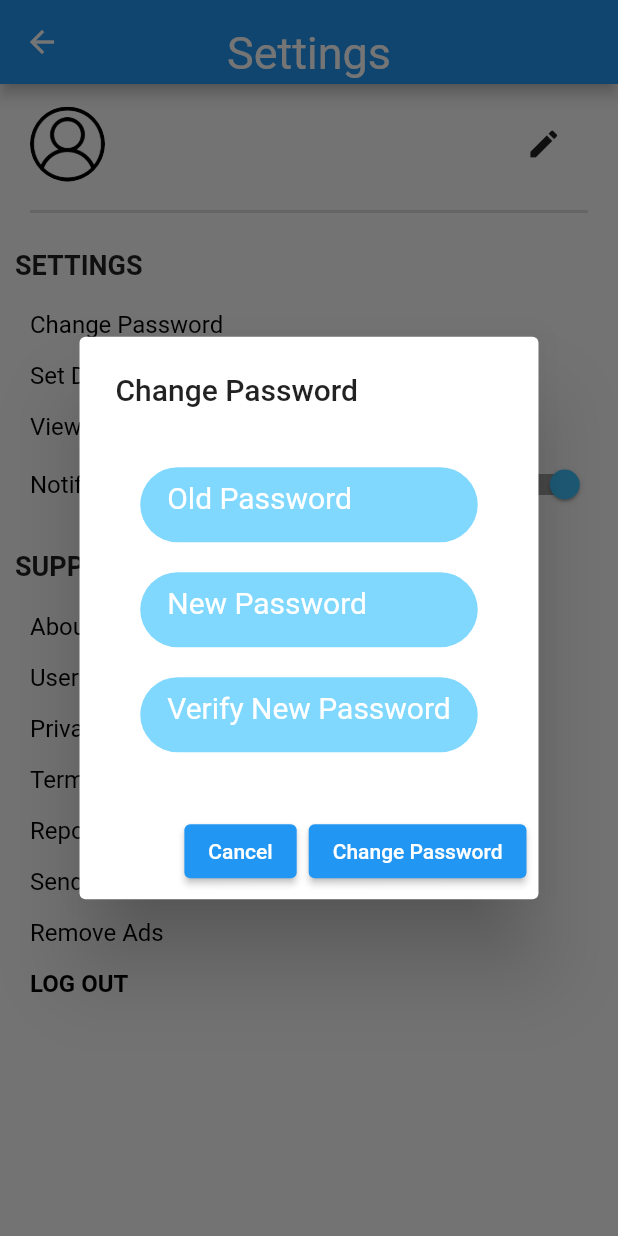
After one commit to danielgchap/newPP, a Flutter app: the SettingsPage screen opened directly, after a tap on "Change Password", on a phone screen of 412 x 824 dp. The commit adds this screen. Run offline on Flutter 3.47's test engine with Material 2 defaults, Android fonts, the phone set to English and light mode, and no system bars; our stand-ins replace cloud_firestore, event_bus, firebase_auth, firebase_core, firebase_messaging, firebase_storage and 12 more; accounts and stored records are empty; Roboto replaces fonts that are missing (OpenSans).

Commit message:
Separating out settings widgets

```diff
--- /dev/null
+++ b/prayer_pals/lib/core/services/settings_service.dart
@@ -0,0 +1,51 @@
+import 'package:flutter/material.dart';
+import 'package:prayer_pals/core/utils/constants.dart';
+import 'package:url_launcher/url_launcher.dart';
+
+class SettingsService {
+  static toggleNotifications() {}
+
+  static aboutUs() async => await canLaunch(StringConstants.ppcHome)
+      ? await launch(StringConstants.ppcHome)
+      : throw StringConstants.couldNotLaunch + StringConstants.ppcHome;
+
+  static usersGuide() async => await canLaunch(StringConstants.ppcGuide)
+      ? await launch(StringConstants.ppcGuide)
+      : throw StringConstants.couldNotLaunch + StringConstants.ppcGuide;
+
+  static privacyPolicy() async => await canLaunch(StringConstants.ppcPolicy)
+      ? await launch(StringConstants.ppcPolicy)
+      : throw StringConstants.couldNotLaunch + StringConstants.ppcPolicy;
+
+  static termsOfService() async => await canLaunch(StringConstants.ppcTerms)
+      ? await launch(StringConstants.ppcTerms)
+      : throw StringConstants.couldNotLaunch + StringConstants.ppcTerms;
+
+  static reportAProblem() async {
+    final Uri params = Uri(
+      scheme: 'mailto',
+      path: StringConstants.ppcSupport,
+    );
+    String url = params.toString();
+    if (await canLaunch(url)) {
+      await launch(url);
+    } else {
+      debugPrint(StringConstants.couldNotLaunch + url);
+    }
+  }
+
+  static sendFeedback() async {
+    final Uri params = Uri(
+      scheme: 'mailto',
+      path: StringConstants.ppcInfo,
+    );
+    String url = params.toString();
+    if (await canLaunch(url)) {
+      await launch(url);
+    } else {
+      debugPrint(StringConstants.couldNotLaunch + url);
+    }
+  }
+
+  static removeAds() {}
+}
--- a/prayer_pals/lib/core/utils/constants.dart
+++ b/prayer_pals/lib/core/utils/constants.dart
@@ -142,6 +142,7 @@ class StringConstants {
   static const success = 'Success';
   static const unknownError =
       'Sorry! An unknown error occurred.\nPlease try again later';
+  static const couldNotLaunch = 'Could not launch ';
 
 //Activity
   static const memberSince = 'Member Since';
@@ -175,6 +176,9 @@ class StringConstants {
   static const ppcTerms = 'https://www.prayerpalsapp.com/terms-of-service';
   static const ppcSupport = 'Support@PrayerPalsApp.com';
   static const ppcInfo = 'Info@PrayerPalsApp.com';
+  static const oldPassword = 'Old Password';
+  static const newPassword = 'New Password';
+  static const verifyPassword = 'Verify New Password';
 
 //Buttons
   static const share = 'Share';
--- a/prayer_pals/lib/core/widgets/prayer_list_item_header_row.dart
+++ b/prayer_pals/lib/core/widgets/prayer_list_item_header_row.dart
@@ -8,7 +8,8 @@ import 'package:prayer_pals/features/prayer/models/prayer.dart';
 class PrayerListItemHeaderRow extends HookWidget {
   final Prayer prayer;
 
-  const PrayerListItemHeaderRow({required this.prayer});
+  const PrayerListItemHeaderRow({Key? key, required this.prayer})
+      : super(key: key);
   @override
   Widget build(BuildContext context) {
     return Column(
--- /dev/null
+++ b/prayer_pals/lib/core/widgets/settings/change_password_dialog.dart
@@ -0,0 +1,68 @@
+import 'package:firebase_auth/firebase_auth.dart';
+import 'package:flutter/material.dart';
+import 'package:flutter_hooks/flutter_hooks.dart';
+import 'package:prayer_pals/core/utils/constants.dart';
+import 'package:prayer_pals/core/utils/credential_textfield.dart';
+
+class ChangePasswordDialog extends HookWidget {
+  final TextEditingController _oldPasswordController = TextEditingController();
+  final TextEditingController _newPasswordController = TextEditingController();
+  final TextEditingController _verifyPasswordController =
+      TextEditingController();
+
+  ChangePasswordDialog({Key? key}) : super(key: key);
+  @override
+  Widget build(BuildContext context) {
+    return AlertDialog(
+      title: const Text(
+        StringConstants.changePassword,
+      ),
+      content: SizedBox(
+        height: 220,
+        child: Column(
+          children: [
+            const SizedBox(height: 20),
+            CredentialTextfield(
+              controller: _oldPasswordController,
+              hintText: StringConstants.oldPassword,
+              obscure: true,
+            ),
+            const SizedBox(height: 20),
+            CredentialTextfield(
+              controller: _newPasswordController,
+              hintText: StringConstants.newPassword,
+              obscure: true,
+            ),
+            const SizedBox(height: 20),
+            CredentialTextfield(
+              controller: _verifyPasswordController,
+              hintText: StringConstants.verifyPassword,
+              obscure: true,
+            ),
+          ],
+        ),
+      ),
+      actions: <Widget>[
+        ElevatedButton(
+          onPressed: () {
+            Navigator.of(context).pop();
+          },
+          child: const Text(StringConstants.cancel),
+        ),
+        ElevatedButton(
+          onPressed: () async {
+            try {
+              await FirebaseAuth.instance.currentUser!
+                  .updatePassword(_verifyPasswordController.text);
+              return Navigator.of(context).pop();
+            } catch (e) {
+              debugPrint(e.toString());
+              return;
+            }
+          },
+          child: const Text(StringConstants.changePassword),
+        ),
+      ],
+    );
+  }
+}
--- /dev/null
+++ b/prayer_pals/lib/core/widgets/settings/clickable_row.dart
@@ -0,0 +1,28 @@
+import 'package:flutter_hooks/flutter_hooks.dart';
+import 'package:flutter/material.dart';
+
+class ClickableRow extends HookWidget {
+  final String clickableText;
+  final Function() clickPath;
+
+  const ClickableRow({
+    Key? key,
+    required this.clickableText,
+    required this.clickPath,
+  }) : super(key: key);
+
+  @override
+  Widget build(BuildContext context) {
+    return Row(children: [
+      Padding(
+        padding: const EdgeInsets.fromLTRB(20, 10, 0, 5),
+        child: InkWell(
+            child: Text(
+              clickableText,
+              style: const TextStyle(color: Colors.black, fontSize: 16),
+            ),
+            onTap: (clickPath)),
+      ),
+    ]);
+  }
+}
--- /dev/null
+++ b/prayer_pals/lib/core/widgets/settings/reminder_row.dart
@@ -0,0 +1,38 @@
+import 'package:flutter/material.dart';
+import 'package:flutter_hooks/flutter_hooks.dart';
+import 'package:prayer_pals/features/user/providers/settings_provider.dart';
+
+class ReminderRow extends HookWidget {
+  final String clickableText;
+  final SettingsController settingsProvider;
+  const ReminderRow({
+    Key? key,
+    required this.clickableText,
+    required this.settingsProvider,
+  }) : super(key: key);
+
+  @override
+  Widget build(BuildContext context) {
+    return Row(
+      children: [
+        Padding(
+          padding: const EdgeInsets.fromLTRB(20, 10, 0, 5),
+          child: InkWell(
+              child: Text(
+                clickableText,
+                style: const TextStyle(color: Colors.black, fontSize: 16),
+              ),
+              onTap: () {
+                if (settingsProvider.timeString != null &&
+                    settingsProvider.timeString!.isNotEmpty &&
+                    settingsProvider.timeString != "null") {
+                  settingsProvider.cancelReminder(context);
+                } else {
+                  settingsProvider.setReminder(context);
+                }
+              }),
+        ),
+      ],
+    );
+  }
+}
--- /dev/null
+++ b/prayer_pals/lib/core/widgets/settings/settings_title_row.dart
@@ -0,0 +1,25 @@
+import 'package:flutter/material.dart';
+import 'package:flutter_hooks/flutter_hooks.dart';
+
+class SettingsTitleRow extends HookWidget {
+  final String title;
+  const SettingsTitleRow({Key? key, required this.title}) : super(key: key);
+
+  @override
+  Widget build(BuildContext context) {
+    return Row(
+      children: [
+        Padding(
+          padding: const EdgeInsets.fromLTRB(10, 0, 0, 10),
+          child: Text(
+            title,
+            style: const TextStyle(
+              fontWeight: FontWeight.w600,
+              fontSize: 18,
+            ),
+          ),
+        )
+      ],
+    );
+  }
+}
--- a/prayer_pals/lib/features/group/view/lists_temporary_approach/my_pending_requests.dart
+++ b/prayer_pals/lib/features/group/view/lists_temporary_approach/my_pending_requests.dart
@@ -1,5 +1,4 @@
 import 'package:cloud_firestore/cloud_firestore.dart';
-import 'package:firebase_auth/firebase_auth.dart';
 import 'package:flutter/material.dart';
 import 'package:flutter_hooks/flutter_hooks.dart';
 import 'package:flutter_riverpod/flutter_riverpod.dart';
--- a/prayer_pals/lib/features/prayer/view/prayer_list_item.dart
+++ b/prayer_pals/lib/features/prayer/view/prayer_list_item.dart
@@ -3,13 +3,10 @@ import 'package:flutter/material.dart';
 import 'package:flutter/cupertino.dart';
 import 'package:flutter_hooks/flutter_hooks.dart';
 import 'package:prayer_pals/core/utils/size_config.dart';
-import 'package:prayer_pals/core/widgets/ppc_logo_widget.dart';
 import 'package:prayer_pals/core/widgets/prayer_list_item_bottom_row.dart';
 import 'package:prayer_pals/core/widgets/prayer_list_item_detail_row.dart';
 import 'package:prayer_pals/core/widgets/prayer_list_item_header_row.dart';
 import 'package:prayer_pals/features/prayer/models/prayer.dart';
-import 'package:share_plus/share_plus.dart';
-import 'package:prayer_pals/core/utils/constants.dart';
 import 'create_prayer_page.dart';
 import 'prayer_detail_page.dart';
 
--- a/prayer_pals/lib/features/user/view/settings_page.dart
+++ b/prayer_pals/lib/features/user/view/settings_page.dart
@@ -6,8 +6,13 @@ import 'package:flutter/cupertino.dart';
 import 'package:flutter/material.dart';
 import 'package:flutter/widgets.dart';
 import 'package:hooks_riverpod/hooks_riverpod.dart';
+import 'package:prayer_pals/core/services/settings_service.dart';
 import 'package:prayer_pals/core/utils/credential_textfield.dart';
 import 'package:prayer_pals/core/utils/size_config.dart';
+import 'package:prayer_pals/core/widgets/settings/change_password_dialog.dart';
+import 'package:prayer_pals/core/widgets/settings/clickable_row.dart';
+import 'package:prayer_pals/core/widgets/settings/reminder_row.dart';
+import 'package:prayer_pals/core/widgets/settings/settings_title_row.dart';
 import 'package:prayer_pals/core/widgets/user_info_bar.dart';
 import 'package:prayer_pals/features/user/clients/auth_client.dart';
 import 'package:prayer_pals/features/user/models/ppcuser.dart';
@@ -26,7 +31,6 @@ class SettingsPage extends ConsumerWidget {
   Widget build(BuildContext context, ScopedReader watch) {
     loadUser();
     final settingsProvider = watch(settingsControllerProvider);
-    //final _auth = watch(authStateProvider);
     bool isSwitched = true;
     final _auth = AuthClient(FirebaseAuth.instance);
 
@@ -43,7 +47,7 @@ class SettingsPage extends ConsumerWidget {
               child: SingleChildScrollView(
                 child: Column(
                   children: [
-                    _titleRow(StringConstants.settingsCaps),
+                    const SettingsTitleRow(title: StringConstants.settingsCaps),
                     Row(children: [
                       Padding(
                         padding: const EdgeInsets.fromLTRB(20, 10, 0, 5),
@@ -54,23 +58,21 @@ class SettingsPage extends ConsumerWidget {
                           ),
                           onTap: () {
                             showDialog(
-                                context: context,
-                                builder: (BuildContext context) =>
-                                    _changePassword(context));
+                              context: context,
+                              builder: (BuildContext context) =>
+                                  ChangePasswordDialog(),
+                            );
                           },
                         ),
                       ),
                     ]),
-
-                    _reminderRow(
-                        settingsProvider.timeString != null &&
+                    ReminderRow(
+                        clickableText: settingsProvider.timeString != null &&
                                 settingsProvider.timeString!.isNotEmpty &&
                                 settingsProvider.timeString != "null"
                             ? '${StringConstants.cancelReminder} \n(Daily @ ${settingsProvider.timeString})'
                             : StringConstants.setReminder,
-                        context,
-                        settingsProvider),
-
+                        settingsProvider: settingsProvider),
                     Row(children: [
                       Padding(
                         padding: const EdgeInsets.fromLTRB(20, 10, 0, 5),
@@ -109,7 +111,7 @@ class SettingsPage extends ConsumerWidget {
                         onChanged: (value) {
                           //setState(() {
                           isSwitched = value;
-                          _toggleNotifications();
+                          SettingsService.toggleNotifications();
                           //});
                         },
                         activeTrackColor: Colors.grey,
@@ -117,17 +119,28 @@ class SettingsPage extends ConsumerWidget {
                       ),
                     ]),
                     const SizedBox(height: 20),
-                    _titleRow(StringConstants.supportCaps),
-                    _clickableRow(StringConstants.aboutUs, _aboutUs),
-                    _clickableRow(StringConstants.usersGuide, _usersGuide),
-                    _clickableRow(
-                        StringConstants.privacyPolicy, _privacyPolicy),
-                    _clickableRow(StringConstants.terms, _termsOfService),
-                    _clickableRow(
-                        StringConstants.reportProblem, _reportAProblem),
-                    _clickableRow(StringConstants.sendFeedback, _sendFeedback),
-                    _clickableRow(StringConstants.removeAds, _removeAds),
-                    //_clickableRow(StringConstants.logOutCaps, _logOut(_auth)),
+                    const SettingsTitleRow(title: StringConstants.supportCaps),
+                    const ClickableRow(
+                        clickableText: StringConstants.aboutUs,
+                        clickPath: SettingsService.aboutUs),
+                    const ClickableRow(
+                        clickableText: StringConstants.usersGuide,
+                        clickPath: SettingsService.usersGuide),
+                    const ClickableRow(
+                        clickableText: StringConstants.privacyPolicy,
+                        clickPath: SettingsService.privacyPolicy),
+                    const ClickableRow(
+                        clickableText: StringConstants.terms,
+                        clickPath: SettingsService.termsOfService),
+                    const ClickableRow(
+                        clickableText: StringConstants.reportProblem,
+                        clickPath: SettingsService.reportAProblem),
+                    const ClickableRow(
+                        clickableText: StringConstants.sendFeedback,
+                        clickPath: SettingsService.sendFeedback),
+                    const ClickableRow(
+                        clickableText: StringConstants.removeAds,
+                        clickPath: SettingsService.removeAds),
                     Row(children: [
                       Padding(
                           padding: const EdgeInsets.fromLTRB(20, 10, 0, 15),
@@ -184,162 +197,3 @@ class SettingsPage extends ConsumerWidget {
     });
   }
 }
-
-Widget _titleRow(String titleText) {
-  return Row(children: [
-    Padding(
-      padding: const EdgeInsets.fromLTRB(10, 0, 0, 10),
-      child: Text(
-        titleText,
-        style: const TextStyle(
-          fontWeight: FontWeight.w600,
-          fontSize: 18,
-        ),
-      ),
-    )
-  ]);
-}
-
-Widget _clickableRow(String clickableText, Function() clickPath) {
-  return Row(children: [
-    Padding(
-      padding: const EdgeInsets.fromLTRB(20, 10, 0, 5),
-      child: InkWell(
-          child: Text(
-            clickableText,
-            style: const TextStyle(color: Colors.black, fontSize: 16),
-          ),
-          onTap: (clickPath)),
-    ),
-  ]);
-}
-
-Widget _reminderRow(String clickableText, BuildContext context,
-    SettingsController settingsProvider) {
-  return Row(children: [
-    Padding(
-      padding: const EdgeInsets.fromLTRB(20, 10, 0, 5),
-      child: InkWell(
-          child: Text(
-            clickableText,
-            style: const TextStyle(color: Colors.black, fontSize: 16),
-          ),
-          onTap: () {
-            if (settingsProvider.timeString != null &&
-                settingsProvider.timeString!.isNotEmpty &&
-                settingsProvider.timeString != "null") {
-              settingsProvider.cancelReminder(context);
-            } else {
-              settingsProvider.setReminder(context);
-            }
-          }),
-    ),
-  ]);
-}
-
-Widget _changePassword(BuildContext context) {
-  final TextEditingController _oldPasswordController = TextEditingController();
-  final TextEditingController _newPasswordController = TextEditingController();
-  final TextEditingController _verifyPasswordController =
-      TextEditingController();
-
-  return AlertDialog(
-    title: const Text(
-      StringConstants.changePassword,
-    ),
-    content: SizedBox(
-      height: 220,
-      child: Column(
-        children: [
-          const SizedBox(height: 20),
-          CredentialTextfield(
-            controller: _oldPasswordController,
-            hintText: 'Old Password',
-            obscure: true,
-          ),
-          const SizedBox(height: 20),
-          CredentialTextfield(
-            controller: _newPasswordController,
-            hintText: 'New Password',
-            obscure: true,
-          ),
-          const SizedBox(height: 20),
-          CredentialTextfield(
-            controller: _verifyPasswordController,
-            hintText: 'Verify New Password',
-            obscure: true,
-          ),
-        ],
-      ),
-    ),
-    actions: <Widget>[
-      ElevatedButton(
-        onPressed: () {
-          Navigator.of(context).pop();
-        },
-        child: const Text(StringConstants.cancel),
-      ),
-      ElevatedButton(
-        onPressed: () async {
-          //_newPasswordController.text == _verifyPasswordController.text ?
-          // TODO figure out logic to verify old and new passwords before updating
-          try {
-            await FirebaseAuth.instance.currentUser!
-                .updatePassword(_verifyPasswordController.text);
-            return Navigator.of(context).pop();
-          } catch (e) {
-            debugPrint(e.toString());
-            return;
-          }
-        },
-        child: const Text(StringConstants.changePassword),
-      ),
-    ],
-  );
-}
-
-void _toggleNotifications() {}
-
-void _aboutUs() async => await canLaunch(StringConstants.ppcHome)
-    ? await launch(StringConstants.ppcHome)
-    : throw 'Could not launch ' + StringConstants.ppcHome;
-
-void _usersGuide() async => await canLaunch(StringConstants.ppcGuide)
-    ? await launch(StringConstants.ppcGuide)
-    : throw 'Could not launch ' + StringConstants.ppcGuide;
-
-void _privacyPolicy() async => await canLaunch(StringConstants.ppcPolicy)
-    ? await launch(StringConstants.ppcPolicy)
-    : throw 'Could not launch ' + StringConstants.ppcPolicy;
-
-void _termsOfService() async => await canLaunch(StringConstants.ppcTerms)
-    ? await launch(StringConstants.ppcTerms)
-    : throw 'Could not launch ' + StringConstants.ppcTerms;
-
-void _reportAProblem() async {
-  final Uri params = Uri(
-    scheme: 'mailto',
-    path: StringConstants.ppcSupport,
-  );
-  String url = params.toString();
-  if (await canLaunch(url)) {
-    await launch(url);
-  } else {
-    debugPrint('Could not launch $url');
-  }
-}
-
-void _sendFeedback() async {
-  final Uri params = Uri(
-    scheme: 'mailto',
-    path: StringConstants.ppcInfo,
-  );
-  String url = params.toString();
-  if (await canLaunch(url)) {
-    await launch(url);
-  } else {
-    debugPrint('Could not launch $url');
-  }
-}
-
-void _removeAds() {}
```
